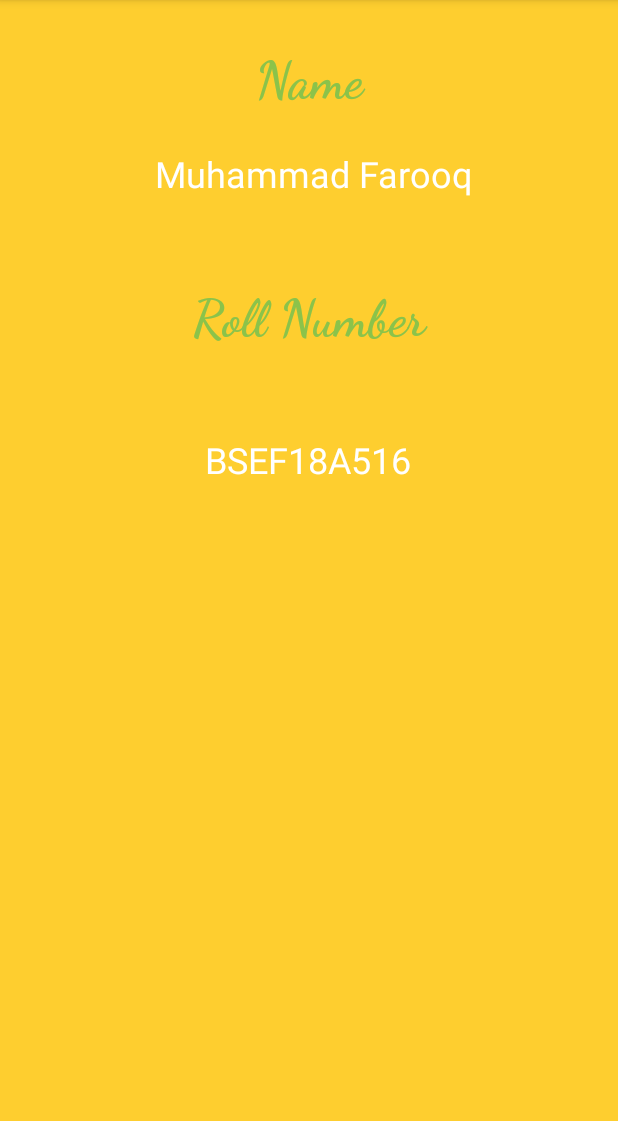
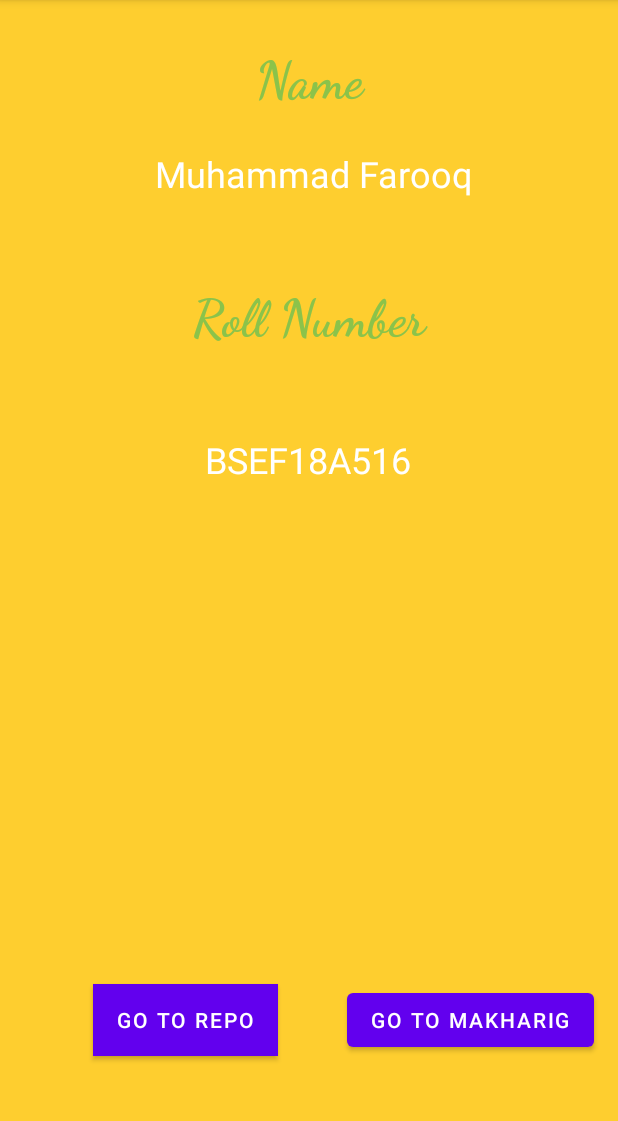
Before and after one commit to muhammad-farooq-786/intro-app, an Android app: the screen it shows after launch (MainActivity), on a phone screen of 412 x 824 dp, the part 84-1205 px from its top. Run offline under Robolectric (Android 15) with nearby library versions, the phone set to English and light mode, and no system bars.

Commit message:
repo button added with intent

```diff
--- a/Assignment3/app/src/main/java/com/example/assignment3/MainActivity.java
+++ b/Assignment3/app/src/main/java/com/example/assignment3/MainActivity.java
@@ -2,7 +2,11 @@ package com.example.assignment3;
 
 import androidx.appcompat.app.AppCompatActivity;
 
+import android.content.Intent;
+import android.net.Uri;
 import android.os.Bundle;
+import android.view.View;
+import android.widget.Button;
 
 public class MainActivity extends AppCompatActivity {
 
@@ -10,5 +14,20 @@ public class MainActivity extends AppCompatActivity {
     protected void onCreate(Bundle savedInstanceState) {
         super.onCreate(savedInstanceState);
         setContentView(R.layout.activity_main);
+
+        Button repoButton = findViewById(R.id.repo);
+        repoButton.setOnClickListener(new View.OnClickListener() {
+            @Override
+            public void onClick(View v) {
+                loadRepository();
+            }
+        });
+
+    }
+
+    public void loadRepository(){
+        Uri webUrl = Uri.parse("https://github.com/muhammad-farooq-786/intro-app.git");
+        Intent repoIntent = new Intent(Intent.ACTION_VIEW,webUrl);
+        startActivity(repoIntent);
     }
 }
--- a/Assignment3/app/src/main/res/layout/activity_main.xml
+++ b/Assignment3/app/src/main/res/layout/activity_main.xml
@@ -65,4 +65,32 @@
         app:layout_constraintStart_toStartOf="parent"
         app:layout_constraintTop_toBottomOf="@+id/textView3" />
 
+    <Button
+        android:id="@+id/repo"
+        android:layout_width="wrap_content"
+        android:layout_height="wrap_content"
+        android:layout_marginStart="16dp"
+        android:layout_marginBottom="64dp"
+        android:background="#A66666"
+        android:onClick="onClick"
+        android:text="Go to Repo"
+        android:textAlignment="center"
+        app:iconTint="#9F3838"
+        app:layout_constraintBottom_toBottomOf="parent"
+        app:layout_constraintEnd_toStartOf="@+id/makharij"
+        app:layout_constraintStart_toStartOf="parent"
+        app:rippleColor="#B82D2D"
+        app:strokeColor="#913939" />
+
+    <Button
+        android:id="@+id/makharij"
+        android:layout_width="wrap_content"
+        android:layout_height="wrap_content"
+        android:layout_marginEnd="16dp"
+        android:layout_marginBottom="64dp"
+        android:text="Go to Makharig"
+        android:textAlignment="center"
+        app:layout_constraintBottom_toBottomOf="parent"
+        app:layout_constraintEnd_toEndOf="parent" />
+
 </androidx.constraintlayout.widget.ConstraintLayout>
```
